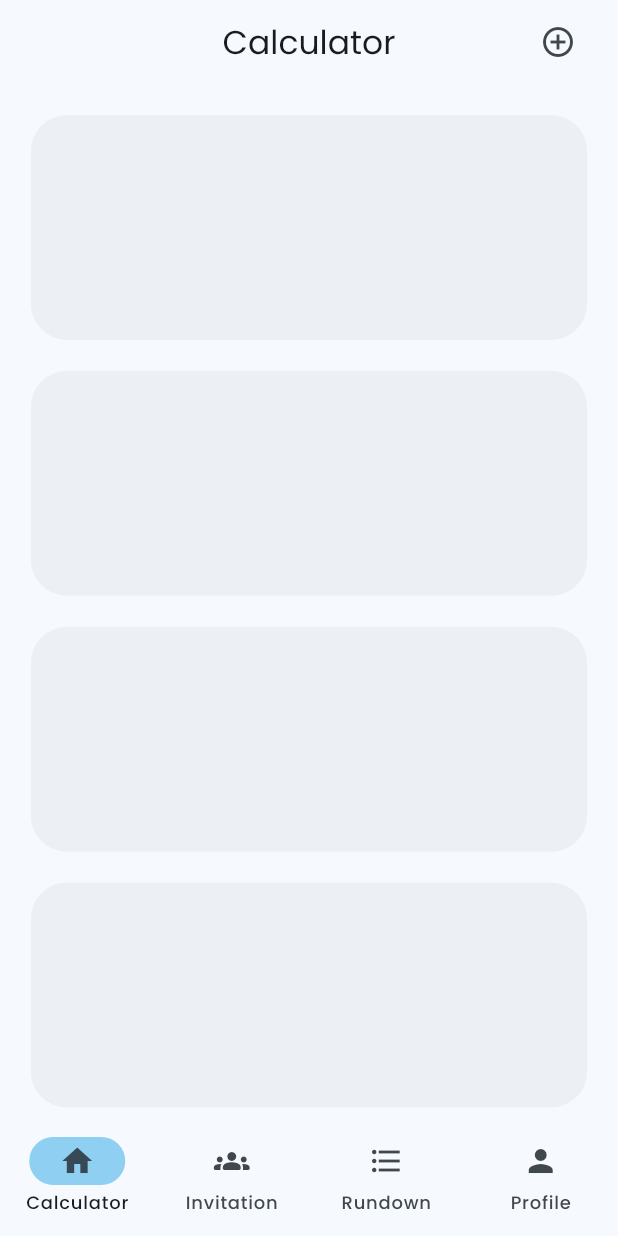
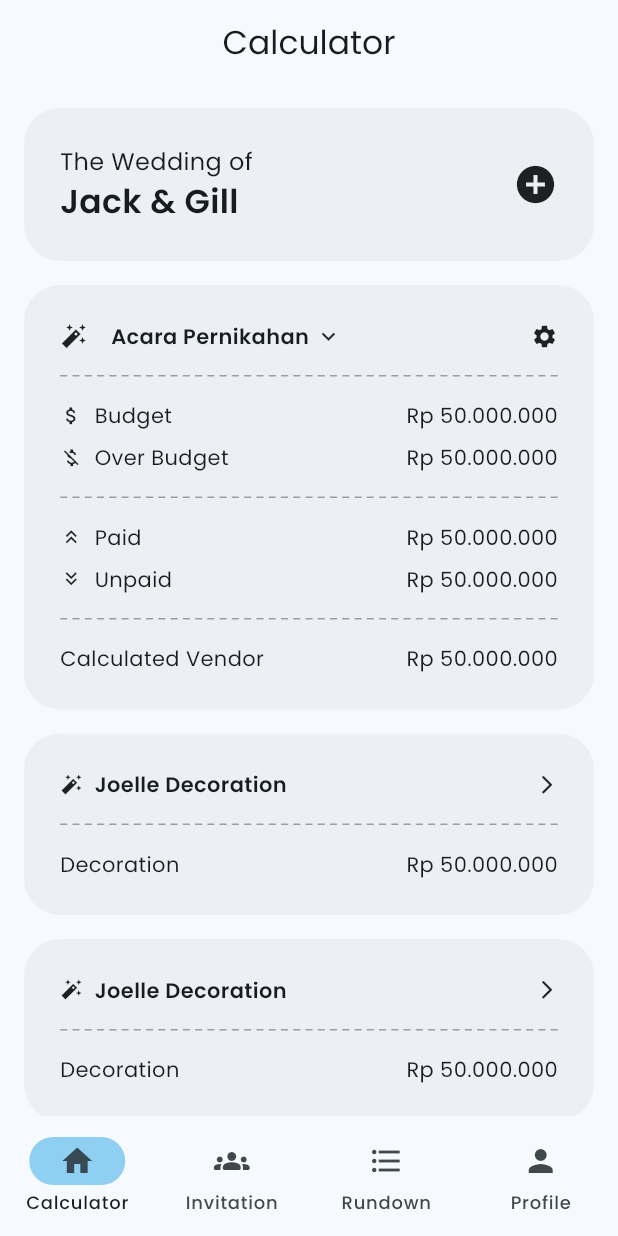
Before and after one commit to guizot/we_ready_app, a Flutter app: the screen it shows after launch, on a phone screen of 412 x 824 dp. Run offline on Flutter 3.47's test engine with Material 3 defaults, Android fonts, the phone set to English and light mode, and no system bars; our stand-ins replace equatable, flutter_bloc, get_it, shared_preferences.

Commit message:
add header, ceremony & vendor item ui

```diff
--- /dev/null
+++ b/lib/presentation/core/widget/ceremony_item.dart
@@ -0,0 +1,176 @@
+import 'package:flutter/material.dart';
+
+import 'dashed_separator.dart';
+
+class CeremonyItem extends StatefulWidget {
+  const CeremonyItem({super.key, required this.ceremonyName });
+  final String ceremonyName;
+
+  @override
+  State<CeremonyItem> createState() => _CeremonyItemState();
+}
+
+class _CeremonyItemState extends State<CeremonyItem> {
+
+  @override
+  Widget build(BuildContext context) {
+    return Column(
+      children: [
+        Container(
+          width: double.infinity,
+          decoration: BoxDecoration(
+            borderRadius: const BorderRadius.all(
+                Radius.circular(24.0)
+            ),
+            color: Theme.of(context).hoverColor,
+          ),
+          padding: const EdgeInsets.symmetric(vertical: 24.0, horizontal: 24.0),
+          child: Column(
+            children: [
+              Row(
+                crossAxisAlignment: CrossAxisAlignment.center,
+                children: [
+                  const Icon(
+                    Icons.auto_fix_high_sharp,
+                    size: 18,
+                  ),
+                  const SizedBox(width: 16.0),
+                  Expanded(
+                    child: Row(
+                      crossAxisAlignment: CrossAxisAlignment.center,
+                      children: [
+                        Text(
+                          widget.ceremonyName,
+                          style: const TextStyle(
+                              fontWeight: FontWeight.w600
+                          ),
+                        ),
+                        const SizedBox(width: 4.0),
+                        const Icon(
+                          Icons.keyboard_arrow_down_sharp,
+                          size: 18,
+                        ),
+                      ],
+                    ),
+                  ),
+                  const SizedBox(width: 8.0),
+                  const Icon(
+                    Icons.settings,
+                    size: 18,
+                  ),
+                ],
+              ),
+
+              const SizedBox(height: 16.0),
+              const DashedSeparator(
+                color: Colors.grey,
+              ),
+              const SizedBox(height: 16.0),
+
+              const Row(
+                crossAxisAlignment: CrossAxisAlignment.center,
+                children: [
+                  Icon(
+                    Icons.attach_money,
+                    size: 15,
+                  ),
+                  SizedBox(width: 8.0),
+                  Expanded(
+                    child: Text(
+                        "Budget"
+                    ),
+                  ),
+                  SizedBox(width: 8.0),
+                  Text("Rp 50.000.000")
+                ],
+              ),
+              const SizedBox(height: 8.0),
+              const Row(
+                crossAxisAlignment: CrossAxisAlignment.center,
+                children: [
+                  Icon(
+                    Icons.money_off,
+                    size: 15,
+                  ),
+                  SizedBox(width: 8.0),
+                  Expanded(
+                    child: Text(
+                      "Over Budget"
+                    ),
+                  ),
+                  SizedBox(width: 8.0),
+                  Text("Rp 50.000.000")
+                ],
+              ),
+
+              const SizedBox(height: 16.0),
+              const DashedSeparator(
+                color: Colors.grey,
+              ),
+              const SizedBox(height: 16.0),
+
+              const Row(
+                crossAxisAlignment: CrossAxisAlignment.center,
+                children: [
+                  Icon(
+                    Icons.keyboard_double_arrow_up_sharp,
+                    size: 15,
+                  ),
+                  SizedBox(width: 8.0),
+                  Expanded(
+                    child: Text(
+                        "Paid"
+                    ),
+                  ),
+                  SizedBox(width: 8.0),
+                  Text("Rp 50.000.000")
+                ],
+              ),
+              const SizedBox(height: 8.0),
+              const Row(
+                crossAxisAlignment: CrossAxisAlignment.center,
+                children: [
+                  Icon(
+                    Icons.keyboard_double_arrow_down_sharp,
+                    size: 15,
+                  ),
+                  SizedBox(width: 8.0),
+                  Expanded(
+                    child: Text(
+                        "Unpaid"
+                    ),
+                  ),
+                  SizedBox(width: 8.0),
+                  Text("Rp 50.000.000")
+                ],
+              ),
+
+              const SizedBox(height: 16.0),
+              const DashedSeparator(
+                color: Colors.grey,
+              ),
+              const SizedBox(height: 16.0),
+
+              const Row(
+                crossAxisAlignment: CrossAxisAlignment.center,
+                children: [
+                  Expanded(
+                    child: Text(
+                        "Calculated Vendor"
+                    ),
+                  ),
+                  SizedBox(width: 8.0),
+                  Text("Rp 50.000.000")
+                ],
+              ),
+            ],
+          ),
+        ),
+        const SizedBox(
+          height: 16.0,
+        )
+      ],
+    );
+  }
+
+}
--- /dev/null
+++ b/lib/presentation/core/widget/dashed_separator.dart
@@ -0,0 +1,42 @@
+import 'package:flutter/material.dart';
+
+class DashedSeparator extends StatelessWidget {
+  final Color color;
+  final double dashWidth;
+  final double dashSpace;
+  final double height;
+  final double thickness;
+
+  const DashedSeparator({
+    super.key,
+    this.color = Colors.black,
+    this.dashWidth = 5.0,
+    this.dashSpace = 3.0,
+    this.height = 1.0,
+    this.thickness = 1.0,
+  });
+
+  @override
+  Widget build(BuildContext context) {
+    return LayoutBuilder(
+      builder: (BuildContext context, BoxConstraints constraints) {
+        final dashCount = (constraints.constrainWidth() / (dashWidth + dashSpace)).floor();
+        return Row(
+          mainAxisAlignment: MainAxisAlignment.spaceBetween,
+          children: List.generate(dashCount, (index) {
+            return SizedBox(
+              width: dashWidth,
+              height: height,
+              child: DecoratedBox(
+                decoration: BoxDecoration(
+                  color: color,
+                  borderRadius: BorderRadius.circular(thickness / 2),
+                ),
+              ),
+            );
+          }),
+        );
+      },
+    );
+  }
+}
--- /dev/null
+++ b/lib/presentation/core/widget/header_item.dart
@@ -0,0 +1,69 @@
+import 'package:flutter/material.dart';
+
+class HeaderItem extends StatefulWidget {
+  const HeaderItem({super.key, required this.name });
+  final String name;
+
+  @override
+  State<HeaderItem> createState() => _HeaderItemState();
+}
+
+class _HeaderItemState extends State<HeaderItem> {
+
+  @override
+  Widget build(BuildContext context) {
+    return Column(
+      children: [
+        Container(
+          width: double.infinity,
+          decoration: BoxDecoration(
+            borderRadius: const BorderRadius.all(
+                Radius.circular(24.0)
+            ),
+            color: Theme.of(context).hoverColor,
+          ),
+          padding: const EdgeInsets.symmetric(vertical: 24.0, horizontal: 24.0),
+          child: Column(
+            children: [
+              Row(
+                crossAxisAlignment: CrossAxisAlignment.center,
+                children: [
+                  Expanded(
+                    child: Column(
+                      mainAxisAlignment: MainAxisAlignment.start,
+                      crossAxisAlignment: CrossAxisAlignment.start,
+                      children: [
+                        const Text(
+                          "The Wedding of",
+                          style: TextStyle(
+                              fontSize: 16
+                          ),
+                        ),
+                        Text(
+                          widget.name,
+                          style: const TextStyle(
+                              fontWeight: FontWeight.w600,
+                              fontSize: 22
+                          ),
+                        ),
+                      ],
+                    ),
+                  ),
+                  const SizedBox(width: 8.0),
+                  const Icon(
+                    Icons.add_circle,
+                    size: 30,
+                  ),
+                ],
+              ),
+            ],
+          ),
+        ),
+        const SizedBox(
+          height: 16.0,
+        )
+      ],
+    );
+  }
+
+}
--- /dev/null
+++ b/lib/presentation/core/widget/vendor_item.dart
@@ -0,0 +1,80 @@
+import 'package:flutter/material.dart';
+
+import 'dashed_separator.dart';
+
+class VendorItem extends StatefulWidget {
+  const VendorItem({super.key, required this.vendorName, required this.vendorType, required this.amount });
+  final String vendorName;
+  final String vendorType;
+  final String amount;
+
+  @override
+  State<VendorItem> createState() => _VendorItemState();
+}
+
+class _VendorItemState extends State<VendorItem> {
+
+  @override
+  Widget build(BuildContext context) {
+    return Column(
+      children: [
+        Container(
+          width: double.infinity,
+          decoration: BoxDecoration(
+            borderRadius: const BorderRadius.all(
+                Radius.circular(24.0)
+            ),
+            color: Theme.of(context).hoverColor,
+          ),
+          padding: const EdgeInsets.symmetric(vertical: 24.0, horizontal: 24.0),
+          child: Column(
+            children: [
+              Row(
+                crossAxisAlignment: CrossAxisAlignment.center,
+                children: [
+                  const Icon(
+                    Icons.auto_fix_high_sharp,
+                    size: 15,
+                  ),
+                  const SizedBox(width: 8.0),
+                  Expanded(
+                    child: Text(
+                      widget.vendorName,
+                      style: const TextStyle(
+                          fontWeight: FontWeight.w600
+                      ),
+                    ),
+                  ),
+                  const SizedBox(width: 8.0),
+                  const Icon(
+                    Icons.arrow_forward_ios_rounded,
+                    size: 15,
+                  ),
+                ],
+              ),
+              const SizedBox(height: 16.0),
+              const DashedSeparator(
+                color: Colors.grey,
+              ),
+              const SizedBox(height: 16.0),
+              Row(
+                crossAxisAlignment: CrossAxisAlignment.center,
+                children: [
+                  Expanded(
+                    child: Text(widget.vendorType),
+                  ),
+                  const SizedBox(width: 8.0),
+                  Text(widget.amount)
+                ],
+              ),
+            ],
+          ),
+        ),
+        const SizedBox(
+          height: 16.0,
+        )
+      ],
+    );
+  }
+
+}
--- a/lib/presentation/pages/calculator/calculator.dart
+++ b/lib/presentation/pages/calculator/calculator.dart
@@ -1,4 +1,7 @@
 import 'package:flutter/material.dart';
+import 'package:we_ready_app/presentation/core/widget/ceremony_item.dart';
+import '../../core/widget/header_item.dart';
+import '../../core/widget/vendor_item.dart';
 
 class CalculatorPage extends StatefulWidget {
   const CalculatorPage({super.key});
@@ -10,28 +13,31 @@ class _CalculatorPageState extends State<CalculatorPage> {
 
   @override
   Widget build(BuildContext context) {
-    return ListView.builder(
-        padding: EdgeInsets.all(MediaQuery.of(context).size.width * 0.05),
-        itemCount: 10,
-        itemBuilder: (context, index) {
-          return Column(
-            children: [
-              Container(
-                height: 150,
-                width: double.infinity,
-                decoration: BoxDecoration(
-                  borderRadius: const BorderRadius.all(
-                      Radius.circular(24.0)
-                  ),
-                  color: Theme.of(context).hoverColor,
-                ),
-              ),
-              SizedBox(
-                height: MediaQuery.of(context).size.width * 0.05,
-              )
-            ],
-          );
-        }
+    return ListView(
+        padding: const EdgeInsets.all(16.0),
+        children: const [
+          HeaderItem(
+            name: "Jack & Gill",
+          ),
+          CeremonyItem(
+              ceremonyName: "Acara Pernikahan"
+          ),
+          VendorItem(
+            vendorName: "Joelle Decoration",
+            vendorType: "Decoration",
+            amount: "Rp 50.000.000",
+          ),
+          VendorItem(
+            vendorName: "Joelle Decoration",
+            vendorType: "Decoration",
+            amount: "Rp 50.000.000",
+          ),
+          VendorItem(
+            vendorName: "Joelle Decoration",
+            vendorType: "Decoration",
+            amount: "Rp 50.000.000",
+          ),
+        ],
     );
   }
 
--- a/lib/presentation/pages/home/home.dart
+++ b/lib/presentation/pages/home/home.dart
@@ -20,16 +20,16 @@ class _HomePageState extends State<HomePage> {
           backgroundColor: Theme.of(context).colorScheme.surface,
           surfaceTintColor: Colors.transparent,
           centerTitle: true,
-          actions: [
-            currentPageIndex != 3 ? Container(
-              margin: const EdgeInsets.only(right: 16.0),
-              child: IconButton(
-                icon: const Icon(Icons.add_circle_outline),
-                tooltip: 'Add',
-                onPressed: () { },
-              ),
-            ) : Container()
-          ],
+          // actions: [
+          //   currentPageIndex != 3 ? Container(
+          //     margin: const EdgeInsets.only(right: 16.0),
+          //     child: IconButton(
+          //       icon: const Icon(Icons.add_circle_outline),
+          //       tooltip: 'Add',
+          //       onPressed: () { },
+          //     ),
+          //   ) : Container()
+          // ],
         ),
         bottomNavigationBar: Stack(
           children: [
@@ -82,15 +82,11 @@ class _HomePageState extends State<HomePage> {
         ),
         body: <Widget>[
           const CalculatorPage(),
-          Container(
-              child: const Center(
-                child: Text("INVITATION"),
-              )
+          const Center(
+            child: Text("INVITATION"),
           ),
-          Container(
-              child: const Center(
-                child: Text("RUNDOWN"),
-              )
+          const Center(
+            child: Text("RUNDOWN"),
           ),
           const SettingWrapperProvider()
         ][currentPageIndex],
```
